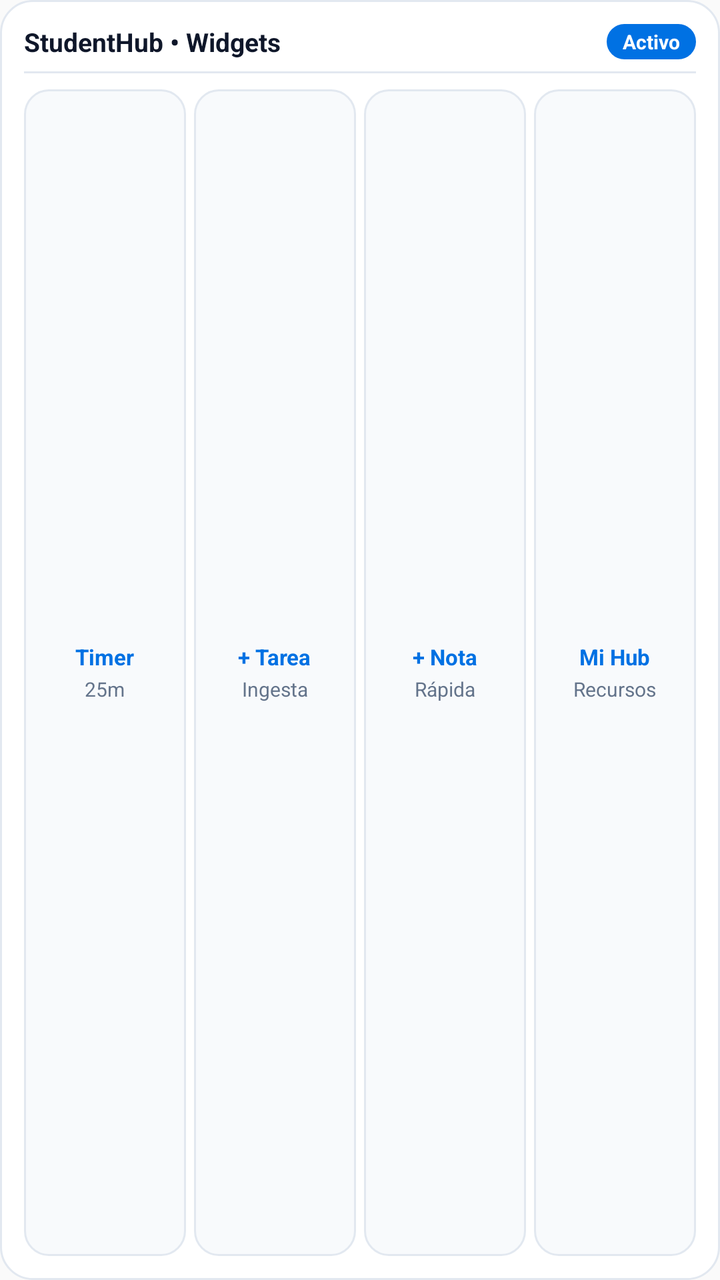
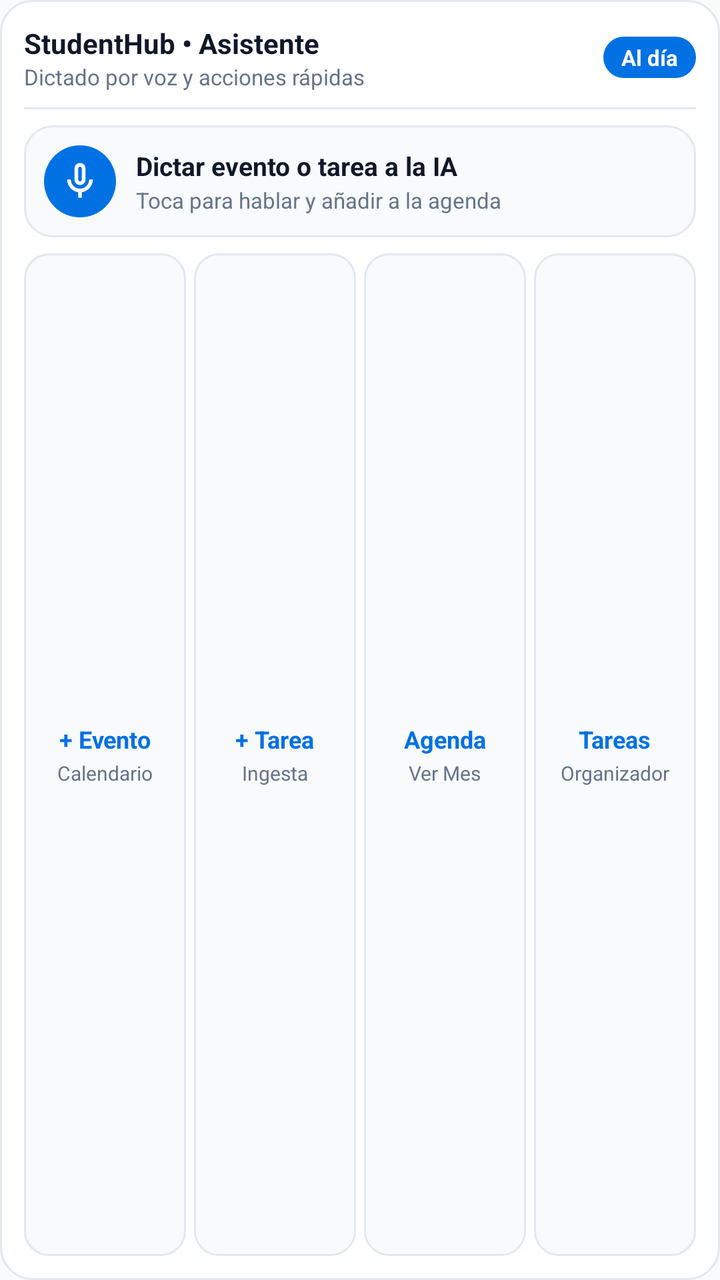

Two renders of the same Android screen: before a commit and after it. Below are the layout's source before the change and the commit's diff.
<!-- AndroidManifest.xml: application theme AppTheme -->
<!-- res/layout/widget_app_hub.xml -->
<?xml version="1.0" encoding="utf-8"?>
<LinearLayout xmlns:android="http://schemas.android.com/apk/res/android"
    android:id="@+id/widget_app_hub_root"
    android:layout_width="match_parent"
    android:layout_height="match_parent"
    android:background="@drawable/widget_background"
    android:orientation="vertical"
    android:padding="12dp">

    
    <LinearLayout
        android:layout_width="match_parent"
        android:layout_height="wrap_content"
        android:gravity="center_vertical"
        android:orientation="horizontal">

        <TextView
            android:layout_width="0dp"
            android:layout_height="wrap_content"
            android:layout_weight="1"
            android:text="StudentHub • Widgets"
            android:textColor="#0F172A"
            android:textSize="13sp"
            android:textStyle="bold" />

        <TextView
            android:id="@+id/tv_hub_status"
            android:layout_width="wrap_content"
            android:layout_height="wrap_content"
            android:background="@drawable/widget_pill_active"
            android:paddingLeft="8dp"
            android:paddingTop="2dp"
            android:paddingRight="8dp"
            android:paddingBottom="2dp"
            android:text="Activo"
            android:textColor="#FFFFFF"
            android:textSize="10sp"
            android:textStyle="bold" />
    </LinearLayout>

    <ImageView
        android:layout_width="match_parent"
        android:layout_height="1dp"
        android:layout_marginTop="6dp"
        android:layout_marginBottom="8dp"
        android:background="#E2E8F0"
        android:contentDescription="@null" />

    
    <LinearLayout
        android:layout_width="match_parent"
        android:layout_height="0dp"
        android:layout_weight="1"
        android:orientation="horizontal"
        android:weightSum="4">

        
        <LinearLayout
            android:id="@+id/btn_action_timer"
            android:layout_width="0dp"
            android:layout_height="match_parent"
            android:layout_weight="1"
            android:layout_marginRight="4dp"
            android:background="@drawable/widget_card_item"
            android:gravity="center"
            android:orientation="vertical"
            android:padding="6dp">

            <TextView
                android:layout_width="wrap_content"
                android:layout_height="wrap_content"
                android:text="Timer"
                android:textColor="#0071E3"
                android:textSize="11sp"
                android:textStyle="bold" />

            <TextView
                android:id="@+id/tv_hub_timer_sub"
                android:layout_width="wrap_content"
                android:layout_height="wrap_content"
                android:layout_marginTop="2dp"
                android:text="25m"
                android:textColor="#64748B"
                android:textSize="10sp" />
        </LinearLayout>

        
        <LinearLayout
            android:id="@+id/btn_action_task"
            android:layout_width="0dp"
            android:layout_height="match_parent"
            android:layout_weight="1"
            android:layout_marginRight="4dp"
            android:background="@drawable/widget_card_item"
            android:gravity="center"
            android:orientation="vertical"
            android:padding="6dp">

            <TextView
                android:layout_width="wrap_content"
                android:layout_height="wrap_content"
                android:text="+ Tarea"
                android:textColor="#0071E3"
                android:textSize="11sp"
                android:textStyle="bold" />

            <TextView
                android:layout_width="wrap_content"
                android:layout_height="wrap_content"
                android:layout_marginTop="2dp"
                android:text="Ingesta"
                android:textColor="#64748B"
                android:textSize="10sp" />
        </LinearLayout>

        
        <LinearLayout
            android:id="@+id/btn_action_note"
            android:layout_width="0dp"
            android:layout_height="match_parent"
            android:layout_weight="1"
            android:layout_marginRight="4dp"
            android:background="@drawable/widget_card_item"
            android:gravity="center"
            android:orientation="vertical"
            android:padding="6dp">

            <TextView
                android:layout_width="wrap_content"
                android:layout_height="wrap_content"
                android:text="+ Nota"
                android:textColor="#0071E3"
                android:textSize="11sp"
                android:textStyle="bold" />

            <TextView
                android:layout_width="wrap_content"
                android:layout_height="wrap_content"
                android:layout_marginTop="2dp"
                android:text="Rápida"
                android:textColor="#64748B"
                android:textSize="10sp" />
        </LinearLayout>

        
        <LinearLayout
            android:id="@+id/btn_action_hub"
            android:layout_width="0dp"
            android:layout_height="match_parent"
            android:layout_weight="1"
            android:background="@drawable/widget_card_item"
            android:gravity="center"
            android:orientation="vertical"
            android:padding="6dp">

            <TextView
                android:layout_width="wrap_content"
                android:layout_height="wrap_content"
                android:text="Mi Hub"
                android:textColor="#0071E3"
                android:textSize="11sp"
                android:textStyle="bold" />

            <TextView
                android:layout_width="wrap_content"
                android:layout_height="wrap_content"
                android:layout_marginTop="2dp"
                android:text="Recursos"
                android:textColor="#64748B"
                android:textSize="10sp" />
        </LinearLayout>
    </LinearLayout>
</LinearLayout>
<!-- resources referenced by this layout -->
<resources>
  <!-- drawable widget_background (drawable) -->
  <?xml version="1.0" encoding="utf-8"?>
  <shape xmlns:android="http://schemas.android.com/apk/res/android"
      android:shape="rectangle">
      <corners android:radius="16dp" />
      <solid android:color="@color/widget_background" />
      <stroke
          android:width="1dp"
          android:color="@color/widget_stroke" />
  </shape>
  <!-- drawable widget_card_item (drawable) -->
  <?xml version="1.0" encoding="utf-8"?>
  <shape xmlns:android="http://schemas.android.com/apk/res/android"
      android:shape="rectangle">
      <corners android:radius="12dp" />
      <solid android:color="@color/widget_card_bg" />
      <stroke
          android:width="1dp"
          android:color="@color/widget_stroke" />
  </shape>
  <!-- drawable widget_pill_active (drawable) -->
  <?xml version="1.0" encoding="utf-8"?>
  <shape xmlns:android="http://schemas.android.com/apk/res/android"
      android:shape="rectangle">
      <corners android:radius="12dp" />
      <solid android:color="#0071E3" />
  </shape>
  <style name="AppTheme" parent="Theme.AppCompat.Light.DarkActionBar">
          
          <item name="colorPrimary">@color/colorPrimary</item>
          <item name="colorPrimaryDark">@color/colorPrimaryDark</item>
          <item name="colorAccent">@color/colorAccent</item>
      </style>
  <color name="widget_background">#FFFFFF</color>
  <color name="widget_stroke">#E2E8F0</color>
  <color name="widget_card_bg">#F8FAFC</color>
</resources>

<!-- the commit's change to res/layout/widget_app_hub.xml (unified diff, before → after) -->
@@ -14,73 +14,139 @@
         android:gravity="center_vertical"
         android:orientation="horizontal">
 
-        <TextView
+        <LinearLayout
             android:layout_width="0dp"
             android:layout_height="wrap_content"
             android:layout_weight="1"
-            android:text="StudentHub • Widgets"
-            android:textColor="#0F172A"
-            android:textSize="13sp"
-            android:textStyle="bold" />
+            android:orientation="vertical">
+
+            <TextView
+                android:id="@+id/tv_hub_title"
+                android:layout_width="wrap_content"
+                android:layout_height="wrap_content"
+                android:text="StudentHub • Asistente"
+                android:textColor="@color/widget_text_primary"
+                android:textSize="14sp"
+                android:textStyle="bold" />
+
+            <TextView
+                android:id="@+id/tv_hub_subtitle"
+                android:layout_width="wrap_content"
+                android:layout_height="wrap_content"
+                android:text="Dictado por voz y acciones rápidas"
+                android:textColor="@color/widget_text_secondary"
+                android:textSize="11sp" />
+        </LinearLayout>
 
         <TextView
             android:id="@+id/tv_hub_status"
             android:layout_width="wrap_content"
             android:layout_height="wrap_content"
             android:background="@drawable/widget_pill_active"
-            android:paddingLeft="8dp"
-            android:paddingTop="2dp"
-            android:paddingRight="8dp"
-            android:paddingBottom="2dp"
-            android:text="Activo"
+            android:paddingLeft="9dp"
+            android:paddingTop="3dp"
+            android:paddingRight="9dp"
+            android:paddingBottom="3dp"
+            android:text="Al día"
             android:textColor="#FFFFFF"
-            android:textSize="10sp"
+            android:textSize="11sp"
             android:textStyle="bold" />
     </LinearLayout>
 
     <ImageView
+        android:id="@+id/iv_hub_divider"
         android:layout_width="match_parent"
         android:layout_height="1dp"
-        android:layout_marginTop="6dp"
+        android:layout_marginTop="8dp"
         android:layout_marginBottom="8dp"
-        android:background="#E2E8F0"
+        android:background="@color/widget_divider"
         android:contentDescription="@null" />
 
     
     <LinearLayout
+        android:id="@+id/btn_hub_voice_card"
+        android:layout_width="match_parent"
+        android:layout_height="wrap_content"
+        android:background="@drawable/widget_voice_card_bg"
+        android:clickable="true"
+        android:focusable="true"
+        android:gravity="center_vertical"
+        android:orientation="horizontal"
+        android:padding="10dp">
+
+        <ImageView
+            android:id="@+id/iv_hub_mic_icon"
+            android:layout_width="36dp"
+            android:layout_height="36dp"
+            android:background="@drawable/widget_circle_mic_bg"
+            android:contentDescription="Dictar evento por voz"
+            android:padding="7dp"
+            android:scaleType="centerInside"
+            android:src="@drawable/ic_voice_mic" />
+
+        <LinearLayout
+            android:layout_width="0dp"
+            android:layout_height="wrap_content"
+            android:layout_marginStart="10dp"
+            android:layout_weight="1"
+            android:orientation="vertical">
+
+            <TextView
+                android:id="@+id/tv_hub_hero_title"
+                android:layout_width="wrap_content"
+                android:layout_height="wrap_content"
+                android:text="Dictar evento o tarea a la IA"
+                android:textColor="@color/widget_text_primary"
+                android:textSize="13sp"
+                android:textStyle="bold" />
+
+            <TextView
+                android:id="@+id/tv_hub_hero_sub"
+                android:layout_width="wrap_content"
+                android:layout_height="wrap_content"
+                android:layout_marginTop="1dp"
+                android:text="Toca para hablar y añadir a la agenda"
+                android:textColor="@color/widget_text_secondary"
+                android:textSize="11sp" />
+        </LinearLayout>
+    </LinearLayout>
+
+    
+    <LinearLayout
         android:layout_width="match_parent"
         android:layout_height="0dp"
+        android:layout_marginTop="8dp"
         android:layout_weight="1"
         android:orientation="horizontal"
         android:weightSum="4">
 
         
         <LinearLayout
-            android:id="@+id/btn_action_timer"
-            android:layout_width="0dp"
-            android:layout_height="match_parent"
-            android:layout_weight="1"
-            android:layout_marginRight="4dp"
-            android:background="@drawable/widget_card_item"
-            android:gravity="center"
-            android:orientation="vertical"
-            android:padding="6dp">
-
-            <TextView
-                android:layout_width="wrap_content"
-                android:layout_height="wrap_content"
-                android:text="Timer"
-                android:textColor="#0071E3"
-                android:textSize="11sp"
-                android:textStyle="bold" />
-
-            <TextView
-                android:id="@+id/tv_hub_timer_sub"
-                android:layout_width="wrap_content"
-                android:layout_height="wrap_content"
-                android:layout_marginTop="2dp"
-                android:text="25m"
-                android:textColor="#64748B"
+            android:id="@+id/btn_action_event"
+            android:layout_width="0dp"
+            android:layout_height="match_parent"
+            android:layout_marginEnd="4dp"
+            android:layout_weight="1"
+            android:background="@drawable/widget_card_item"
+            android:gravity="center"
+            android:orientation="vertical"
+            android:padding="6dp">
+
+            <TextView
+                android:id="@+id/tv_action_event_title"
+                android:layout_width="wrap_content"
+                android:layout_height="wrap_content"
+                android:text="+ Evento"
+                android:textColor="@color/widget_accent_default"
+                android:textSize="12sp"
+                android:textStyle="bold" />
+
+            <TextView
+                android:layout_width="wrap_content"
+                android:layout_height="wrap_content"
+                android:layout_marginTop="2dp"
+                android:text="Calendario"
+                android:textColor="@color/widget_text_secondary"
                 android:textSize="10sp" />
         </LinearLayout>
 
@@ -89,19 +155,20 @@
             android:id="@+id/btn_action_task"
             android:layout_width="0dp"
             android:layout_height="match_parent"
-            android:layout_weight="1"
-            android:layout_marginRight="4dp"
-            android:background="@drawable/widget_card_item"
-            android:gravity="center"
-            android:orientation="vertical"
-            android:padding="6dp">
-
-            <TextView
+            android:layout_marginEnd="4dp"
+            android:layout_weight="1"
+            android:background="@drawable/widget_card_item"
+            android:gravity="center"
+            android:orientation="vertical"
+            android:padding="6dp">
+
+            <TextView
+                android:id="@+id/tv_action_task_title"
                 android:layout_width="wrap_content"
                 android:layout_height="wrap_content"
                 android:text="+ Tarea"
-                android:textColor="#0071E3"
-                android:textSize="11sp"
+                android:textColor="@color/widget_accent_default"
+                android:textSize="12sp"
                 android:textStyle="bold" />
 
             <TextView
@@ -109,64 +176,66 @@
                 android:layout_height="wrap_content"
                 android:layout_marginTop="2dp"
                 android:text="Ingesta"
-                android:textColor="#64748B"
-                android:textSize="10sp" />
-        </LinearLayout>
-
-        
-        <LinearLayout
-            android:id="@+id/btn_action_note"
-            android:layout_width="0dp"
-            android:layout_height="match_parent"
-            android:layout_weight="1"
-            android:layout_marginRight="4dp"
-            android:background="@drawable/widget_card_item"
-            android:gravity="center"
-            android:orientation="vertical"
-            android:padding="6dp">
-
-            <TextView
-                android:layout_width="wrap_content"
-                android:layout_height="wrap_content"
-                android:text="+ Nota"
-                android:textColor="#0071E3"
-                android:textSize="11sp"
-                android:textStyle="bold" />
-
-            <TextView
-                android:layout_width="wrap_content"
-                android:layout_height="wrap_content"
-                android:layout_marginTop="2dp"
-                android:text="Rápida"
-                android:textColor="#64748B"
-                android:textSize="10sp" />
-        </LinearLayout>
-
-        
-        <LinearLayout
-            android:id="@+id/btn_action_hub"
-            android:layout_width="0dp"
-            android:layout_height="match_parent"
-            android:layout_weight="1"
-            android:background="@drawable/widget_card_item"
-            android:gravity="center"
-            android:orientation="vertical"
-            android:padding="6dp">
-
-            <TextView
-                android:layout_width="wrap_content"
-                android:layout_height="wrap_content"
-                android:text="Mi Hub"
-                android:textColor="#0071E3"
-                android:textSize="11sp"
-                android:textStyle="bold" />
-
-            <TextView
-                android:layout_width="wrap_content"
-                android:layout_height="wrap_content"
-                android:layout_marginTop="2dp"
-                android:text="Recursos"
-                android:textColor="#64748B"
+                android:textColor="@color/widget_text_secondary"
+                android:textSize="10sp" />
+        </LinearLayout>
+
+        
+        <LinearLayout
+            android:id="@+id/btn_action_calendar"
+            android:layout_width="0dp"
+            android:layout_height="match_parent"
+            android:layout_marginEnd="4dp"
+            android:layout_weight="1"
+            android:background="@drawable/widget_card_item"
+            android:gravity="center"
+            android:orientation="vertical"
+            android:padding="6dp">
+
+            <TextView
+                android:id="@+id/tv_action_cal_title"
+                android:layout_width="wrap_content"
+                android:layout_height="wrap_content"
+                android:text="Agenda"
+                android:textColor="@color/widget_accent_default"
+                android:textSize="12sp"
+                android:textStyle="bold" />
+
+            <TextView
+                android:layout_width="wrap_content"
+                android:layout_height="wrap_content"
+                android:layout_marginTop="2dp"
+                android:text="Ver Mes"
+                android:textColor="@color/widget_text_secondary"
+                android:textSize="10sp" />
+        </LinearLayout>
+
+        
+        <LinearLayout
+            android:id="@+id/btn_action_tasks_view"
+            android:layout_width="0dp"
+            android:layout_height="match_parent"
+            android:layout_weight="1"
+            android:background="@drawable/widget_card_item"
+            android:gravity="center"
+            android:orientation="vertical"
+            android:padding="6dp">
+
+            <TextView
+                android:id="@+id/tv_action_view_title"
+                android:layout_width="wrap_content"
+                android:layout_height="wrap_content"
+                android:text="Tareas"
+                android:textColor="@color/widget_accent_default"
+                android:textSize="12sp"
+                android:textStyle="bold" />
+
+            <TextView
+                android:layout_width="wrap_content"
+                android:layout_height="wrap_content"
+                android:layout_marginTop="2dp"
+                android:text="Organizador"
+                android:textColor="@color/widget_text_secondary"
                 android:textSize="10sp" />
         </LinearLayout>
     </LinearLayout>
<!-- resource entries referenced after the edit -->
@@ -1,5 +1,19 @@
 <!-- resources referenced by this layout -->
 <resources>
+  <color name="widget_accent_default">#0071E3</color>
+  <color name="widget_divider">#E2E8F0</color>
+  <color name="widget_text_primary">#0F172A</color>
+  <color name="widget_text_secondary">#64748B</color>
+  <!-- drawable ic_voice_mic (drawable) -->
+  <vector xmlns:android="http://schemas.android.com/apk/res/android"
+      android:width="24dp"
+      android:height="24dp"
+      android:viewportWidth="24"
+      android:viewportHeight="24">
+      <path
+          android:fillColor="#FFFFFFFF"
+          android:pathData="M12,14c1.66,0 3,-1.34 3,-3V5c0,-1.66 -1.34,-3 -3,-3S9,3.34 9,5v6c0,1.66 1.34,3 3,3zm-1,-9c0,-0.55 0.45,-1 1,-1s1,0.45 1,1v6c0,0.55 -0.45,1 -1,1s-1,-0.45 -1,-1V5zm6,6c0,2.76 -2.24,5 -5,5s-5,-2.24 -5,-5H5c0,3.53 2.61,6.43 6,6.92V21h2v-3.08c3.39,-0.49 6,-3.39 6,-6.92h-2z"/>
+  </vector>
   <!-- drawable widget_background (drawable) -->
   <?xml version="1.0" encoding="utf-8"?>
   <shape xmlns:android="http://schemas.android.com/apk/res/android"
@@ -20,12 +34,28 @@
           android:width="1dp"
           android:color="@color/widget_stroke" />
   </shape>
+  <!-- drawable widget_circle_mic_bg (drawable) -->
+  <?xml version="1.0" encoding="utf-8"?>
+  <shape xmlns:android="http://schemas.android.com/apk/res/android"
+      android:shape="oval">
+      <solid android:color="@color/widget_accent_default" />
+  </shape>
   <!-- drawable widget_pill_active (drawable) -->
   <?xml version="1.0" encoding="utf-8"?>
   <shape xmlns:android="http://schemas.android.com/apk/res/android"
       android:shape="rectangle">
       <corners android:radius="12dp" />
       <solid android:color="#0071E3" />
+  </shape>
+  <!-- drawable widget_voice_card_bg (drawable) -->
+  <?xml version="1.0" encoding="utf-8"?>
+  <shape xmlns:android="http://schemas.android.com/apk/res/android"
+      android:shape="rectangle">
+      <corners android:radius="14dp" />
+      <solid android:color="@color/widget_card_bg" />
+      <stroke
+          android:width="1dp"
+          android:color="@color/widget_stroke" />
   </shape>
   <style name="AppTheme" parent="Theme.AppCompat.Light.DarkActionBar">
           
